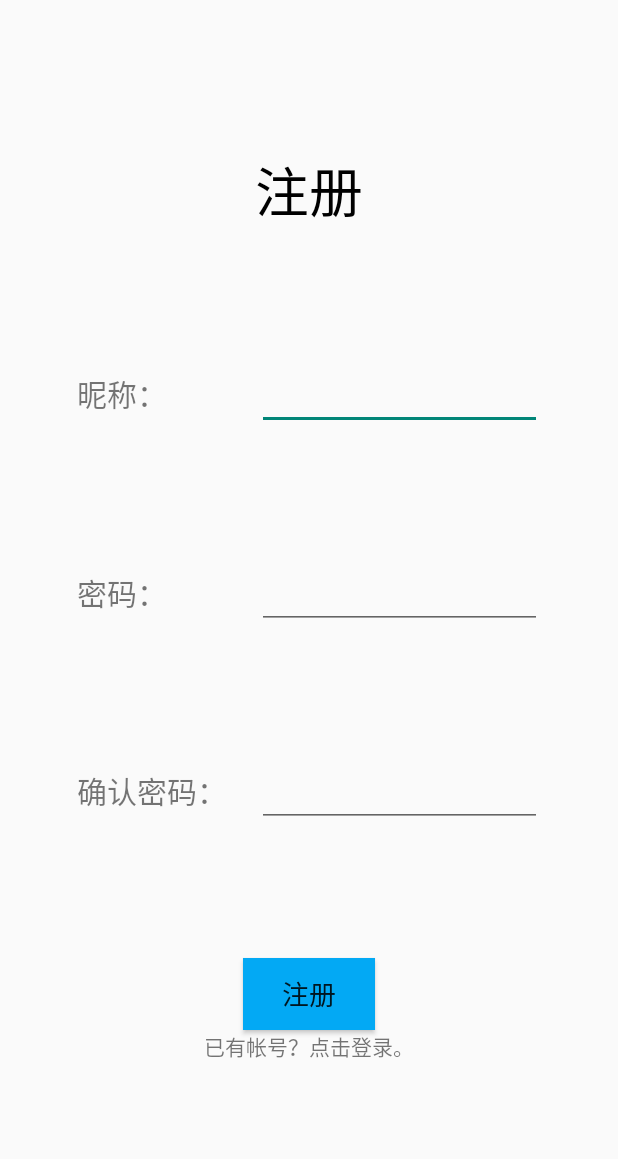
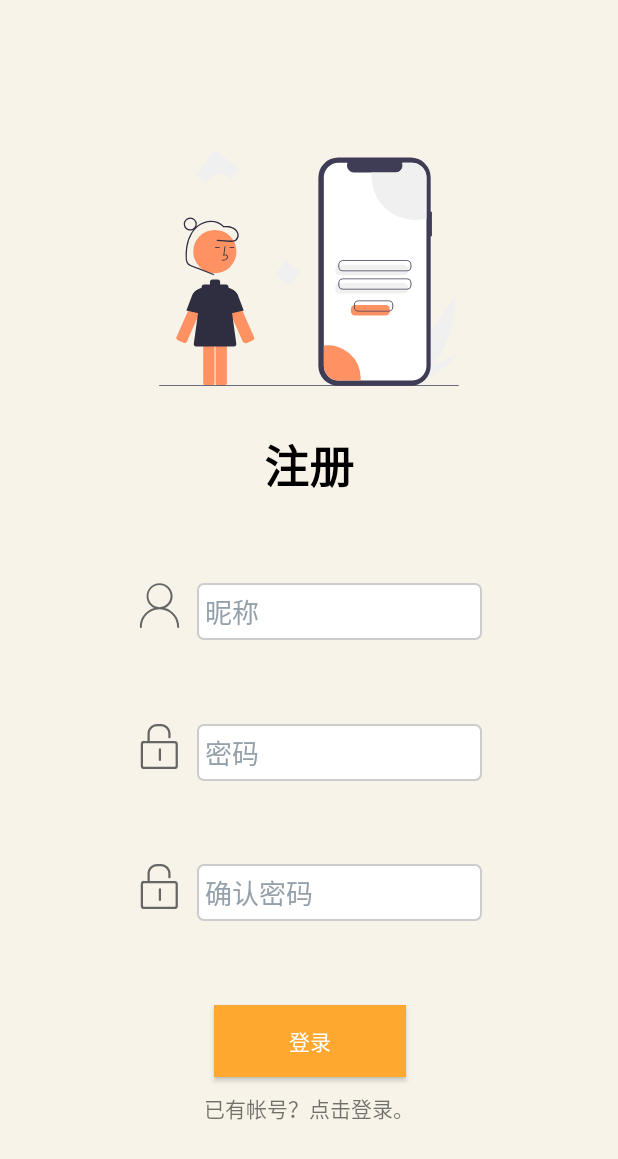
Before and after one commit to Jia-algorithm/UDrop, an Android app: the RegisterActivity screen opened directly, with no data from a screen before it, on a phone screen of 412 x 824 dp. Shown: the top 1159 px of the screen. Run offline under Robolectric (Android 15) with nearby library versions, the phone set to English and light mode, and no system bars.

Commit message:
beautify the register page

```diff
--- /dev/null
+++ b/app/src/main/res/drawable/ic_register.xml
@@ -0,0 +1,31 @@
+<vector android:height="157.0247dp" android:viewportHeight="555.86743"
+    android:viewportWidth="708" android:width="200dp" xmlns:android="http://schemas.android.com/apk/res/android">
+    <path android:fillColor="#f0f0f0" android:pathData="M644.465,507.448a211.722,211.722 0,0 1,-46.196 37.27c-0.392,0.241 -0.79,0.467 -1.189,0.7l-27.639,-24.463c0.29,-0.27 0.612,-0.572 0.958,-0.905C590.992,500.497 693.229,363.772 700.042,330.477 699.572,333.251 706.189,442.028 644.465,507.448Z"/>
+    <path android:fillColor="#f0f0f0" android:pathData="M603.602,549.439c-0.523,0.125 -1.054,0.241 -1.588,0.348l-20.736,-18.353c0.405,-0.141 0.879,-0.309 1.42,-0.496 8.897,-3.15 35.394,-12.66 61.764,-23.492 28.334,-11.644 56.533,-24.8 62.598,-33.227C705.76,476.178 665.686,535.556 603.602,549.439Z"/>
+    <path android:fillColor="#3f3d56" android:pathData="M644.082,145.58h-2.953L641.129,64.686a46.819,46.819 0,0 0,-46.819 -46.819L422.926,17.867a46.819,46.819 0,0 0,-46.819 46.819v443.789a46.819,46.819 0,0 0,46.819 46.819L594.31,555.294a46.819,46.819 0,0 0,46.819 -46.819L641.129,203.162h2.953Z"/>
+    <path android:fillColor="#fff" android:pathData="M631.163,65.008L631.163,508.151a34.957,34.957 0,0 1,-34.969 34.957L423.984,543.108a34.954,34.954 0,0 1,-34.957 -34.957L389.027,65.008a34.954,34.954 0,0 1,34.957 -34.957h20.898a16.619,16.619 0,0 0,15.383 22.88h98.181a16.601,16.601 0,0 0,15.384 -22.88L596.193,30.051A34.957,34.957 0,0 1,631.163 65.008Z"/>
+    <path android:fillColor="#f0f0f0" android:pathData="M577.595,295.289L426.228,295.289a10.011,10.011 0,0 1,-10 -10v-4.978a10.011,10.011 0,0 1,10 -10h151.367a10.011,10.011 0,0 1,10 10v4.978A10.011,10.011 0,0 1,577.595 295.289Z"/>
+    <path android:fillColor="#f0f0f0" android:pathData="M577.595,338.196L426.228,338.196a10.011,10.011 0,0 1,-10 -10v-4.978a10.011,10.011 0,0 1,10 -10h151.367a10.011,10.011 0,0 1,10 10v4.978A10.011,10.011 0,0 1,577.595 338.196Z"/>
+    <path android:fillColor="#3f3d56" android:pathData="M585.166,285.693L433.8,285.693a10.512,10.512 0,0 1,-10.5 -10.5v-4.978a10.512,10.512 0,0 1,10.5 -10.5h151.367a10.512,10.512 0,0 1,10.5 10.5v4.978A10.512,10.512 0,0 1,585.166 285.693ZM433.8,261.715a8.51,8.51 0,0 0,-8.5 8.5v4.978a8.51,8.51 0,0 0,8.5 8.5h151.367a8.51,8.51 0,0 0,8.5 -8.5v-4.978a8.51,8.51 0,0 0,-8.5 -8.5Z"/>
+    <path android:fillColor="#3f3d56" android:pathData="M585.166,328.6L433.8,328.6a10.512,10.512 0,0 1,-10.5 -10.5L423.3,313.122a10.512,10.512 0,0 1,10.5 -10.5h151.367a10.512,10.512 0,0 1,10.5 10.5v4.978A10.512,10.512 0,0 1,585.166 328.6ZM433.8,304.622a8.51,8.51 0,0 0,-8.5 8.5v4.978a8.51,8.51 0,0 0,8.5 8.5h151.367a8.51,8.51 0,0 0,8.5 -8.5L593.666,313.122a8.51,8.51 0,0 0,-8.5 -8.5Z"/>
+    <path android:fillColor="#f0f0f0" android:pathData="M631.163,65.008L631.163,161.398A103.539,103.539 0,0 1,501.28 61.323q0,-4.24 0.341,-8.392h56.826a16.601,16.601 0,0 0,15.384 -22.88L596.193,30.051A34.957,34.957 0,0 1,631.163 65.008Z"/>
+    <path android:fillColor="#ff9263" android:pathData="M476.041,537.088c0,2.032 -0.076,4.038 -0.24,6.02L423.984,543.108a34.954,34.954 0,0 1,-34.957 -34.957v-47.4a77.073,77.073 0,0 1,87.013 76.337Z"/>
+    <path android:fillColor="#ff9263" android:pathData="M58.121,453.919a6.007,6.007 0,0 0,7.911 -3.067l46.679,-105.794a13.379,13.379 0,0 0,-17.077 -17.876h-0a13.199,13.199 0,0 0,-6.75 5.78,13.649 13.649,0 0,0 -0.654,1.293l-46.679,105.794a6,6 0,0 0,3.067 7.912Z"/>
+    <path android:fillColor="#2f2e41" android:pathData="M110.795,388.491l-46.172,-10.261 11.428,-30.232a31.95,31.95 0,0 1,34.299 -23.628l0.445,0.049Z"/>
+    <path android:fillColor="#ff9263" android:pathData="M204.055,455.432a7.028,7.028 0,0 1,-6.412 -4.177L150.964,345.461a14.381,14.381 0,0 1,25.609 -12.997v-0a14.618,14.618 0,0 1,0.703 1.388l46.679,105.794a7,7 0,0 1,-3.579 9.23l-13.961,6.16 -0.007,-0.016A6.944,6.944 0,0 1,204.055 455.432Z"/>
+    <path android:fillColor="#ff9263" android:pathData="M139.485,419.103a6.007,6.007 0,0 0,-6 6L133.485,548.117a6.007,6.007 0,0 0,6 6L154.245,554.117a6.007,6.007 0,0 0,6 -6L160.245,425.103a6.007,6.007 0,0 0,-6 -6Z"/>
+    <path android:fillColor="#ff9263" android:pathData="M110.293,419.103a6.007,6.007 0,0 0,-6 6L104.293,548.117a6.007,6.007 0,0 0,6 6h14.76a6.007,6.007 0,0 0,6 -6L131.053,425.103a6.007,6.007 0,0 0,-6 -6Z"/>
+    <path android:fillColor="#ff9263" android:pathData="M131.828,239.224m-51,0a51,51 0,1 1,102 0a51,51 0,1 1,-102 0"/>
+    <path android:fillColor="#2f2e41" android:pathData="M148.8,260.633c3.306,-0.092 7.42,-0.207 10.59,-2.522a8.133,8.133 0,0 0,3.2 -6.073,5.471 5.471,0 0,0 -1.86,-4.493c-1.656,-1.399 -4.073,-1.727 -6.678,-0.961l2.699,-19.726 -1.981,-0.271L151.596,249.777l1.655,-0.759c1.918,-0.88 4.552,-1.328 6.188,0.055a3.515,3.515 0,0 1,1.153 2.895,6.147 6.147,0 0,1 -2.381,4.528c-2.467,1.802 -5.746,2.034 -9.466,2.138Z"/>
+    <path android:fillColor="#2f2e41" android:pathData="M166.55,228.559h10.772v2h-10.772z"/>
+    <path android:fillColor="#2f2e41" android:pathData="M132.55,228.559h10.772v2h-10.772z"/>
+    <path android:fillColor="#2f2e41" android:pathData="M182.362,456.053l-18.356,-134a6,6 0,0 0,-5.945 -5.186L144.205,316.867a6.025,6.025 0,0 0,0.09 -1v-5a6,6 0,0 0,-6 -6h-12a6,6 0,0 0,-6 6v5a6.025,6.025 0,0 0,0.09 1L106.53,316.867a6,6 0,0 0,-5.945 5.186l-18.356,134a6,6 0,0 0,5.944 6.814h88.244A6,6 0,0 0,182.362 456.053Z"/>
+    <path android:fillColor="#2f2e41" android:pathData="M153.795,388.491L153.795,324.42l0.445,-0.049a31.961,31.961 0,0 1,34.315 23.68l11.411,30.18Z"/>
+    <path android:fillColor="#2f2e41" android:pathData="M129.26,291.815l-35.275,-13.692c-5.768,-2.239 -11.569,-4.41 -17.307,-6.726a19.726,19.726 0,0 1,-6.662 -3.926,13.09 13.09,0 0,1 -3.321,-6.427c-1.223,-5.171 -1.002,-10.825 -0.915,-16.102a122.699,122.699 0,0 1,1.422 -17.241,83.286 83.286,0 0,1 10.65,-30.38c9.893,-16.232 26.937,-28.444 46.543,-27.469 9.077,0.451 18.206,3.708 24.949,9.914a15.751,15.751 0,0 0,2.355 2.282,3.268 3.268,0 0,0 1.876,0.126q1.234,-0.079 2.471,-0.121a51.043,51.043 0,0 1,8.566 0.359,27.121 27.121,0 0,1 14.13,5.867c3.37,2.899 6.112,6.992 6.395,11.54a13.66,13.66 0,0 1,-4.614 11.151c-4.209,3.547 -10.213,2.3 -15.261,2.033l-18.494,-0.98 -9.37,-0.496c-1.929,-0.102 -1.924,2.898 0,3l24.905,1.319c4.002,0.212 8.127,0.732 12.132,0.492a13.574,13.574 0,0 0,8.333 -3.352,16.628 16.628,0 0,0 5.037,-15.601c-1.284,-6.138 -5.852,-11.215 -11.207,-14.235 -7.286,-4.11 -15.988,-4.504 -24.141,-3.896l1.061,0.439c-9.222,-9.898 -23.349,-14.077 -36.61,-12.615 -14.002,1.544 -26.456,9.356 -35.404,20.038 -9.976,11.909 -15.413,26.76 -17.527,42.03a139.839,139.839 0,0 0,-1.082 24.88,31.35 31.35,0 0,0 1.852,10.751 15.39,15.39 0,0 0,7.225 7.746,103.398 103.398,0 0,0 11.468,4.711L96.436,282.278l25.528,9.909 6.498,2.522c1.801,0.699 2.581,-2.201 0.798,-2.893Z"/>
+    <path android:fillColor="#2f2e41" android:pathData="M73.795,189.867a15.5,15.5 0,1 1,15.5 -15.5A15.517,15.517 0,0 1,73.795 189.867ZM73.795,161.867a12.5,12.5 0,1 0,12.5 12.5A12.514,12.514 0,0 0,73.795 161.867Z"/>
+    <path android:fillColor="#f0f0f0" android:pathData="M299.35,260.263l33.549,25.659l-25.659,33.549l-33.549,-25.659z"/>
+    <path android:fillColor="#f0f0f0" android:pathData="M143.295,56.867a33.949,33.949 0,0 1,27.277 13.702l19.59,-25.614 -58.779,-44.956 -44.956,58.779 25.333,19.376A34.003,34.003 0,0 1,143.295 56.867Z"/>
+    <path android:fillColor="#3f3d56" android:pathData="M707,555.867L1,555.867a1,1 0,0 1,0 -2L707,553.867a1,1 0,0 1,0 2Z"/>
+    <path android:fillColor="#ff9263" android:pathData="M534.687,389.937L462.825,389.937a10.011,10.011 0,0 1,-10 -10v-4.978a10.011,10.011 0,0 1,10 -10h71.862a10.011,10.011 0,0 1,10 10v4.978A10.011,10.011 0,0 1,534.687 389.937Z"/>
+    <path android:fillColor="#3f3d56" android:pathData="M542.259,380.341L470.397,380.341a10.512,10.512 0,0 1,-10.5 -10.5v-4.978a10.512,10.512 0,0 1,10.5 -10.5h71.862a10.512,10.512 0,0 1,10.5 10.5v4.978A10.512,10.512 0,0 1,542.259 380.341ZM470.397,356.364a8.51,8.51 0,0 0,-8.5 8.5v4.978a8.51,8.51 0,0 0,8.5 8.5h71.862a8.51,8.51 0,0 0,8.5 -8.5v-4.978a8.51,8.51 0,0 0,-8.5 -8.5Z"/>
+</vector>
--- a/app/src/main/res/layout/activity_register.xml
+++ b/app/src/main/res/layout/activity_register.xml
@@ -4,32 +4,42 @@
     xmlns:tools="http://schemas.android.com/tools"
     android:layout_width="match_parent"
     android:layout_height="match_parent"
-    android:paddingTop="100dp"
     android:paddingBottom="50dp"
+    android:background="@color/yellow_0"
     tools:context=".MainActivity">
-
+    <ImageView
+        android:id="@+id/resgiter_icon"
+        android:layout_width="wrap_content"
+        android:layout_height="wrap_content"
+        android:src="@drawable/ic_register"
+        android:layout_marginTop="100dp"
+        app:layout_constraintTop_toTopOf="parent"
+        app:layout_constraintStart_toStartOf="parent"
+        app:layout_constraintEnd_toEndOf="parent"/>
     <TextView
         android:id="@+id/page_title"
         android:layout_width="wrap_content"
         android:layout_height="wrap_content"
         android:text="注册"
+        android:textStyle="bold"
         android:textColor="#000000"
-        android:textSize="36sp"
+        android:textSize="30sp"
+        android:layout_marginTop="30dp"
         app:layout_constraintLeft_toLeftOf="parent"
         app:layout_constraintRight_toRightOf="parent"
-        app:layout_constraintTop_toTopOf="parent"/>
+        app:layout_constraintTop_toBottomOf="@id/resgiter_icon"/>
     <Button
         android:id="@+id/button"
         android:layout_width="wrap_content"
         android:layout_height="wrap_content"
-        android:background="#03A9F4"
-        android:text="注册"
-        android:textSize="18sp"
-        app:backgroundTint="#03A9F4"
+        android:paddingHorizontal="50dp"
+        android:text="登录"
+        android:background="@color/orange_1"
+        android:textColor="@color/white"
         app:layout_constraintTop_toBottomOf="@id/password_confirm"
         app:layout_constraintBottom_toBottomOf="parent"
-        app:layout_constraintStart_toStartOf="parent"
-        app:layout_constraintEnd_toEndOf="parent"/>
+        app:layout_constraintStart_toStartOf="@id/password_confirm"
+        app:layout_constraintEnd_toEndOf="@id/password_confirm"/>
     <androidx.appcompat.widget.LinearLayoutCompat
         android:id="@+id/name_edit"
         android:layout_width="wrap_content"
@@ -39,16 +49,19 @@
         app:layout_constraintEnd_toEndOf="parent"
         app:layout_constraintBottom_toTopOf="@id/password_edit"
         android:orientation="horizontal">
-        <TextView
-            android:layout_width="120dp"
+        <ImageView
+            android:layout_marginEnd="10dp"
+            android:layout_width="wrap_content"
             android:layout_height="wrap_content"
-            android:text="昵称："
-            android:textSize="20sp"
-            />
+            android:src="@drawable/ic_nickname"/>
         <EditText
+            android:hint="昵称"
+            android:padding="5dp"
+            android:background="@drawable/text_input_border"
+            android:textColorHint="@color/text_light"
             android:layout_width="190dp"
             android:layout_height="wrap_content"
-            android:inputType="textPersonName"/>
+            />
     </androidx.appcompat.widget.LinearLayoutCompat>
     <androidx.appcompat.widget.LinearLayoutCompat
         android:id="@+id/password_edit"
@@ -59,16 +72,18 @@
         app:layout_constraintEnd_toEndOf="parent"
         app:layout_constraintBottom_toTopOf="@id/password_confirm"
         android:orientation="horizontal">
-        <TextView
-            android:layout_width="120dp"
+        <ImageView
+            android:layout_marginEnd="10dp"
+            android:layout_width="wrap_content"
             android:layout_height="wrap_content"
-            android:text="密码："
-            android:textSize="20sp"
-            />
+            android:src="@drawable/ic_password"/>
         <EditText
+            android:hint="密码"
+            android:padding="5dp"
+            android:background="@drawable/text_input_border"
+            android:textColorHint="@color/text_light"
             android:layout_width="190dp"
-            android:layout_height="wrap_content"
-            android:inputType="textPassword"/>
+            android:layout_height="wrap_content"/>
     </androidx.appcompat.widget.LinearLayoutCompat>
     <androidx.appcompat.widget.LinearLayoutCompat
         android:id="@+id/password_confirm"
@@ -79,16 +94,18 @@
         app:layout_constraintEnd_toEndOf="parent"
         app:layout_constraintBottom_toTopOf="@id/button"
         android:orientation="horizontal">
-        <TextView
-            android:layout_width="120dp"
+        <ImageView
+            android:layout_marginEnd="10dp"
+            android:layout_width="wrap_content"
             android:layout_height="wrap_content"
-            android:text="确认密码："
-            android:textSize="20sp"/>
+            android:src="@drawable/ic_password"/>
         <EditText
+            android:hint="确认密码"
+            android:padding="5dp"
+            android:background="@drawable/text_input_border"
+            android:textColorHint="@color/text_light"
             android:layout_width="190dp"
-            android:layout_height="wrap_content"
-            android:inputType="textPassword"
-            />
+            android:layout_height="wrap_content"/>
     </androidx.appcompat.widget.LinearLayoutCompat>
     <TextView
         android:id="@+id/to_login"
@@ -97,8 +114,7 @@
         app:layout_constraintTop_toBottomOf="@id/button"
         app:layout_constraintStart_toStartOf="parent"
         app:layout_constraintEnd_toEndOf="parent"
-        android:clickable="true"
-        android:linksClickable="false"
+        android:layout_marginTop="10dp"
         android:text="已有帐号？点击登录。"
         />
 
```
